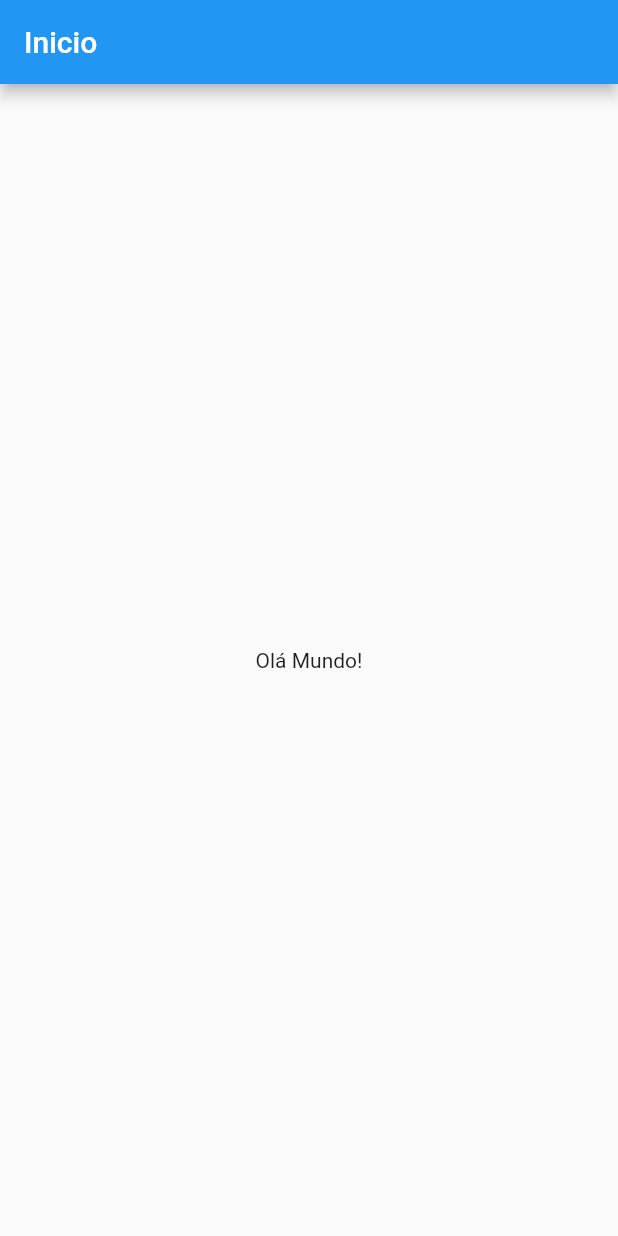
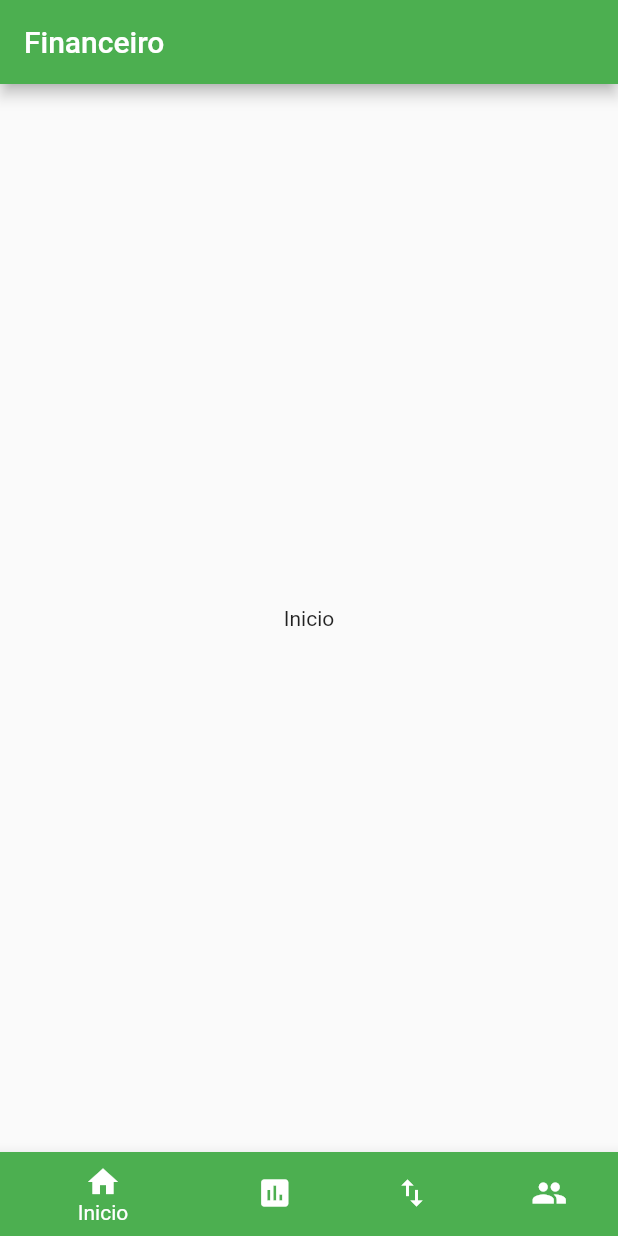
Before and after one commit to joaoemersonn/financas, a Flutter app: the screen it shows after launch, after a tap on "LOGIN", on a phone screen of 412 x 824 dp. Run offline on Flutter 3.47's test engine with Material 2 defaults, Android fonts, the phone set to English and light mode, and no system bars; our stand-ins replace splashscreen.

Commit message:
Add files via upload

```diff
--- a/financas_app/lib/home_page.dart
+++ b/financas_app/lib/home_page.dart
@@ -6,22 +6,66 @@ class Home extends StatefulWidget {
 }
 
 class _HomeState extends State<Home> {
+  String _textoTela = "Inicio";
+  int _index = 0;
   @override
   Widget build(BuildContext context) {
     return MaterialApp(
-      title: 'Home Screen',
+      title: 'Financeiro',
       home: Scaffold(
         appBar: AppBar(
-          title: Text('Inicio'),
+          title: Text('Financeiro'),
+          backgroundColor: Colors.green,
         ),
         // #docregion centered-text
         body: Center(
-            // #docregion text
-            child: Text('Olá Mundo!'),
-        )
-            // #enddocregion text
+          child: Text(_textoTela),
+        ),
+        bottomNavigationBar: BottomNavigationBar(
+          currentIndex: _index,
+          items: [
+            BottomNavigationBarItem(
+              icon: Icon(Icons.home),
+              title: Text("Inicio"),
+              backgroundColor: Colors.green,
             ),
-        // #enddocregion centered-text
+            BottomNavigationBarItem(
+              icon: Icon(Icons.insert_chart),
+              title: Text("Resumo"),
+              backgroundColor: Colors.green,
+            ),
+            BottomNavigationBarItem(
+              icon: Icon(Icons.import_export),
+              title: Text("Lançamentos"),
+              backgroundColor: Colors.green,
+            ),
+            BottomNavigationBarItem(
+              icon: Icon(Icons.people),
+              title: Text("Clientes"),
+              backgroundColor: Colors.green,
+            ),
+          ],
+          onTap: (index) {
+            setState(() {
+              _index = index;
+              switch (_index) {
+                case 0:
+                  _textoTela = "Inicio";
+                  break;
+                case 1:
+                  _textoTela = "Resumo";
+                  break;
+                case 2:
+                  _textoTela = "Lançamentos";
+                  break;
+                case 3:
+                  _textoTela = "Clientes";
+                  break;
+                default:
+              }
+            });
+          },
+        ),
       ),
     );
   }
```
